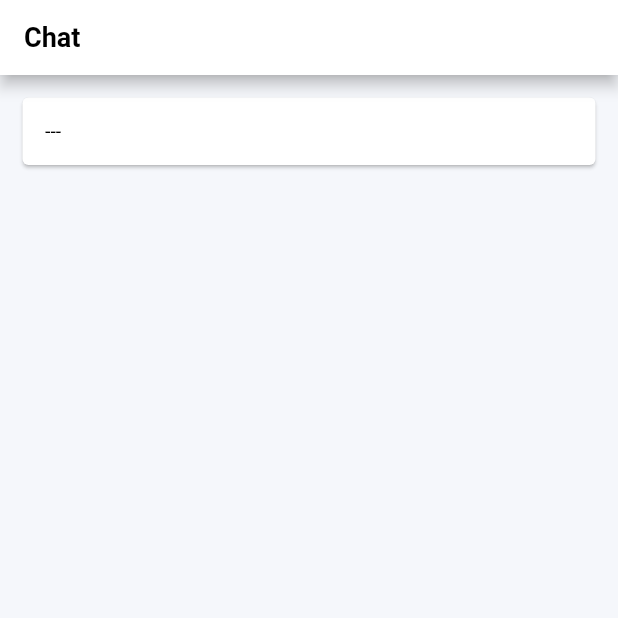
After one commit to zilurrane/chat, a Flutter app: the screen it shows after launch, on a phone screen of 412 x 824 dp, the top half of it. The commit adds this screen. Run offline on Flutter 3.47's test engine with Material 2 defaults, Android fonts, the phone set to English and light mode, and no system bars.

Commit message:
Added ChatList and ChatListItem

```diff
--- /dev/null
+++ b/lib/screens/chat/chat_list.dart
@@ -0,0 +1,16 @@
+import 'package:chat/screens/chat/chat_list_item.dart';
+import 'package:flutter/material.dart';
+
+class ChatList extends StatefulWidget {
+  const ChatList({
+    required Key key,
+  }) : super(key: key);
+
+  @override
+  State<ChatList> createState() => _ChatListState();
+}
+
+class _ChatListState extends State<ChatList> {
+  @override
+  Widget build(BuildContext context) => const ChatListItem();
+}
--- /dev/null
+++ b/lib/screens/chat/chat_list_item.dart
@@ -0,0 +1,25 @@
+import 'package:flutter/material.dart';
+
+class ChatListItem extends StatelessWidget {
+  const ChatListItem({super.key});
+
+  @override
+  Widget build(BuildContext context) {
+    return Container(
+        padding: const EdgeInsets.all(15),
+        width: double.infinity,
+        child: Column(
+          crossAxisAlignment: CrossAxisAlignment.start,
+          children: [
+            Card(
+              color: Colors.white,
+              elevation: 1,
+              child: Container(
+                  padding: const EdgeInsets.all(15),
+                  width: double.infinity,
+                  child: const Text("---")),
+            )
+          ],
+        ));
+  }
+}
--- a/lib/screens/chat/chat_screen.dart
+++ b/lib/screens/chat/chat_screen.dart
@@ -1,3 +1,4 @@
+import 'package:chat/screens/chat/chat_list.dart';
 import 'package:flutter/material.dart';
 import '../../widgets/app-bars/custom_app_bar.dart';
 
@@ -16,22 +17,7 @@ class _ChatScreenState extends State<ChatScreen> {
         "Chat",
         key: const Key("appBar"),
       ),
-      body: Container(
-          padding: const EdgeInsets.all(15),
-          width: double.infinity,
-          child: Column(
-            crossAxisAlignment: CrossAxisAlignment.start,
-            children: [
-              Card(
-                color: Colors.white,
-                elevation: 1,
-                child: Container(
-                    padding: const EdgeInsets.all(15),
-                    width: double.infinity,
-                    child: const Text("---")),
-              )
-            ],
-          )),
+      body: const ChatList(key: Key("chat_list")),
     );
   }
 }
```
